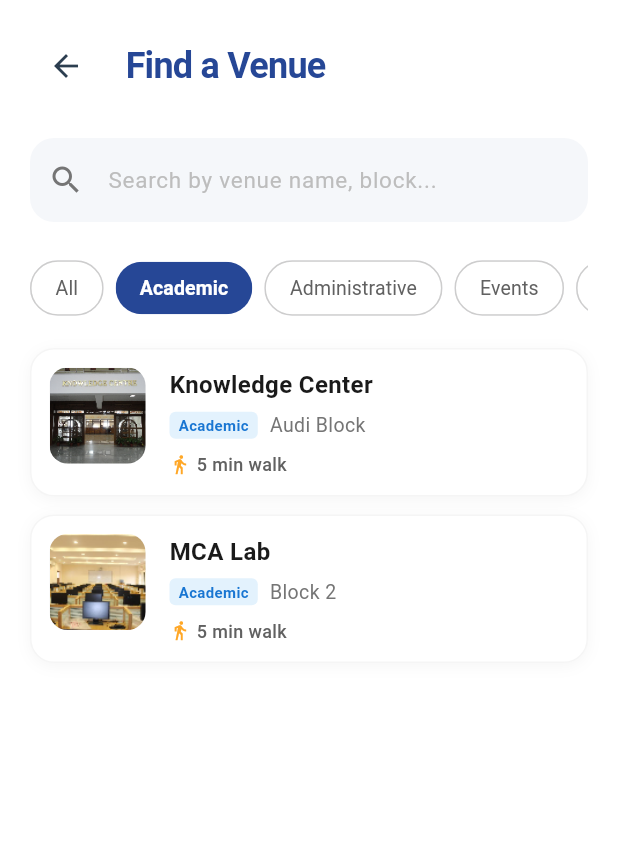
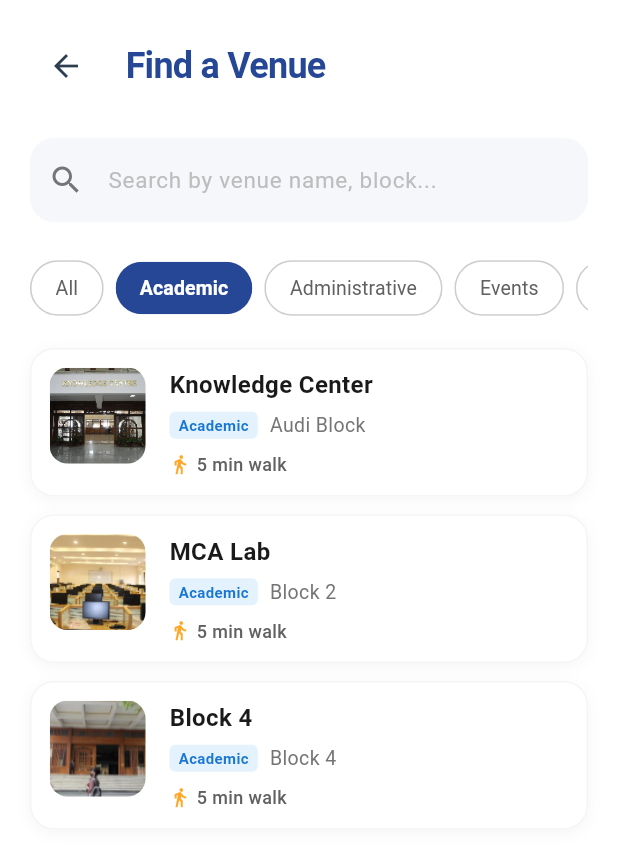
Before and after one commit to ADARSHKS-BCA/Find_Your_Venue, a Flutter app: the SearchScreen screen opened directly, after a tap on "Academic", on a phone screen of 412 x 824 dp. Shown: the top 847 px of the screen. Run offline on Flutter 3.47's test engine with Material 3 defaults, Android fonts, the phone set to English and light mode, and no system bars; our stand-ins replace go_router, google_fonts, shared_preferences; accounts and stored records are empty; network calls fail.

Commit message:
Added new venue to the list

```diff
--- a/lib/data/venue_data.dart
+++ b/lib/data/venue_data.dart
@@ -88,4 +88,27 @@ List<Venue> venueList = [
       'Opposite to block 4 is the girls hostel'
     ],
   ),
+  Venue(
+    id: '11',
+    name: 'Block 4',
+    blockName: 'Block 4',
+    imageUrl: 'assets/images/BlockFour.webp',
+    destinationUrl: 'assets/images/BlockFour.webp',
+    instructions: [
+      'Go to the back gate area.',
+      'Hostel A is the first building on the left.',
+      'The second building of the ke hall is block 4.'
+    ],
+  ),
+  Venue(
+    id: '12',
+    name: 'UG Library',
+    blockName: 'UG Library',
+    imageUrl: 'assets/images/UgLibrary.webp',
+    destinationUrl: 'assets/images/UgLibrary.webp',
+    instructions: [
+      'Go to Near Block One  .',
+      'The right side building near the Block One is UG Library.',
+    ],
+  )
 ];
--- a/lib/screens/explore_blocks_screen.dart
+++ b/lib/screens/explore_blocks_screen.dart
@@ -28,6 +28,11 @@ class _ExploreBlocksScreenState extends State<ExploreBlocksScreen> with SingleTi
       'title': 'Block 2',
       'image': 'assets/images/BlockTwo.webp',
       'route': '/search?query=Block 2',
+    },
+    {
+      'title': 'Block 4',
+      'image': 'assets/images/BlockFour.webp',
+      'route': '/search?query=Block 4',
     },
   ];
 
```
Also changed, not shown: assets/images/BlockFour.webp (added), assets/images/UgLibrary.webp (added).
